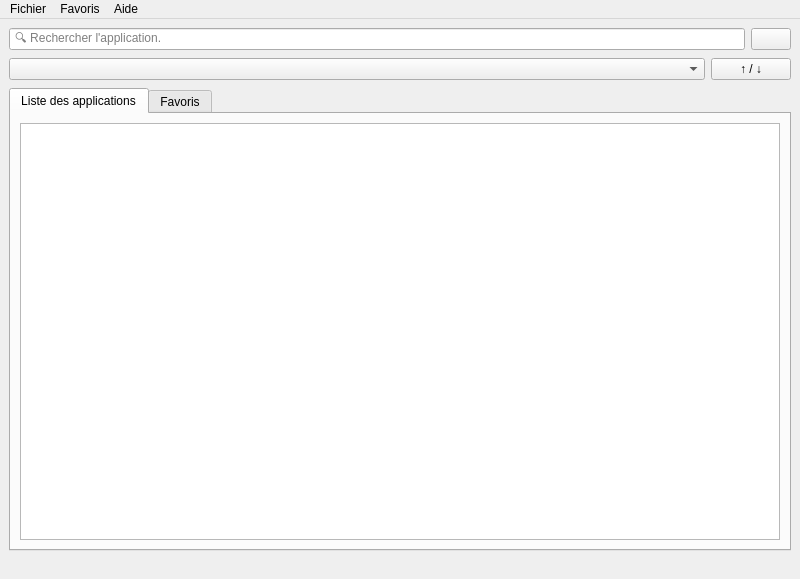
Above: mainwindow.ui from SPSLTIC/app-directory before the change. Below: the same form after it.
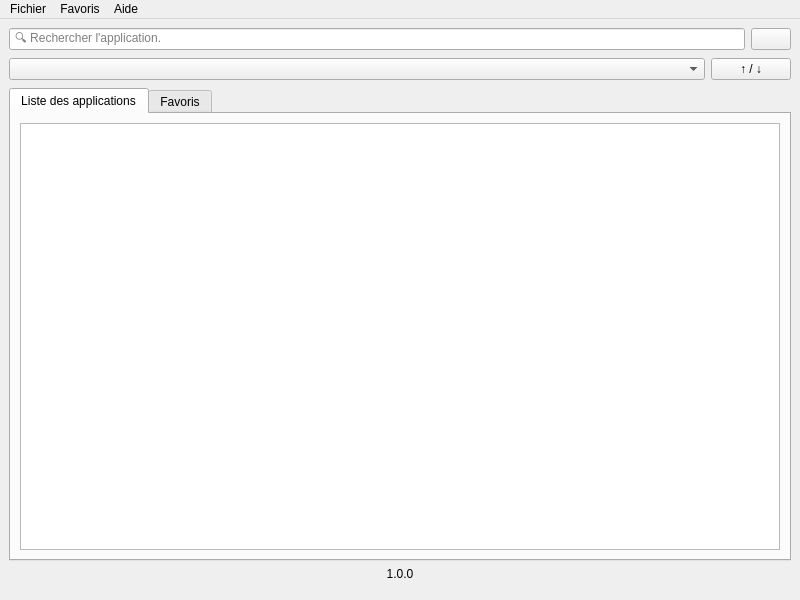
That is the form after the change. Icons and pictures are not drawn.

What changed in the file:
```diff
--- a/mainwindow.ui
+++ b/mainwindow.ui
@@ -13,7 +13,7 @@
     <x>0</x>
     <y>0</y>
     <width>800</width>
-    <height>579</height>
+    <height>600</height>
    </rect>
   </property>
   <property name="sizePolicy">
@@ -31,7 +31,7 @@
   <property name="maximumSize">
    <size>
     <width>800</width>
-    <height>579</height>
+    <height>600</height>
    </size>
   </property>
   <property name="baseSize">
@@ -63,6 +63,9 @@
     </sizepolicy>
    </property>
    <layout class="QVBoxLayout" name="verticalLayout_2">
+    <property name="bottomMargin">
+     <number>0</number>
+    </property>
     <item>
      <layout class="QHBoxLayout" name="horizontalLayout">
       <item>
@@ -162,6 +165,16 @@
       </widget>
      </widget>
     </item>
+    <item>
+     <widget class="QLabel" name="label">
+      <property name="text">
+       <string>1.0.0</string>
+      </property>
+      <property name="alignment">
+       <set>Qt::AlignmentFlag::AlignCenter</set>
+      </property>
+     </widget>
+    </item>
    </layout>
   </widget>
   <widget class="QMenuBar" name="menubar">
```
Left out of the diff: 4 changed lines with no effect on the pictures.
